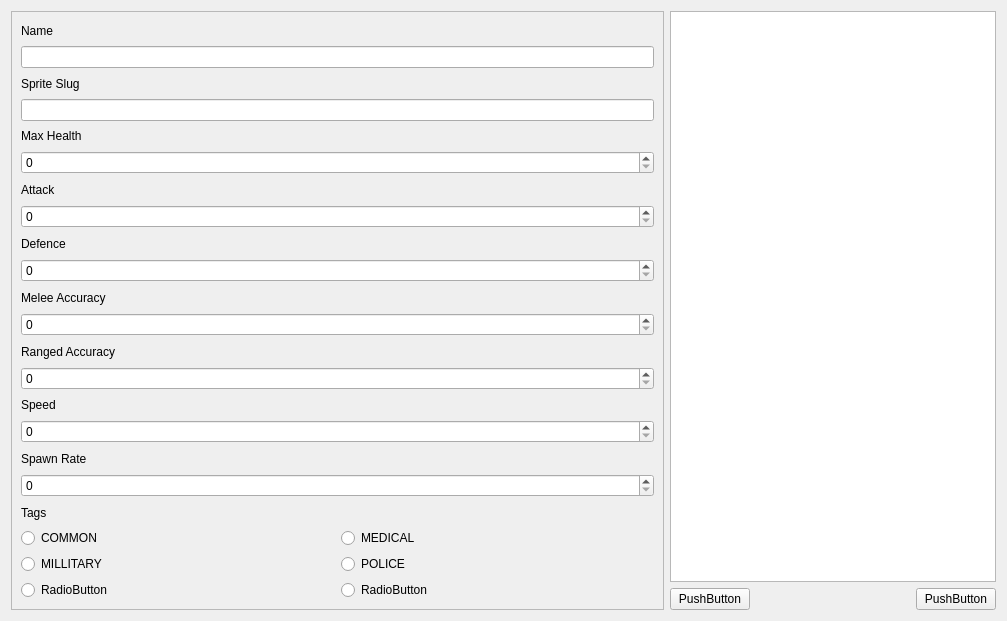
Boxfort/ZombieDataApp, file ui/tabenemies.ui: the form before one commit.
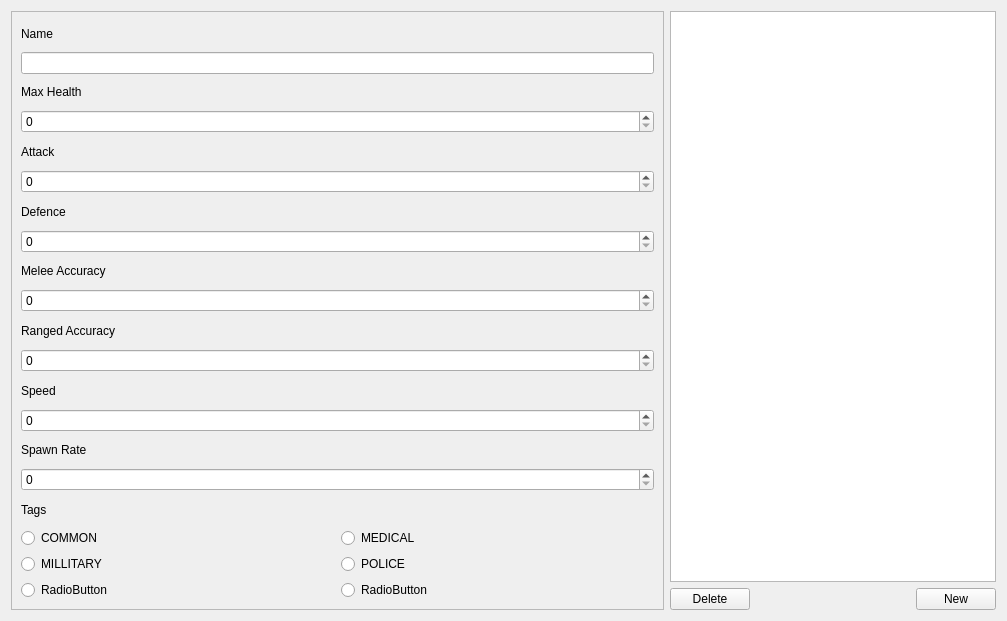
The form after the commit.

The edit to the form file:
```diff
--- a/ui/tabenemies.ui
+++ b/ui/tabenemies.ui
@@ -24,8 +24,8 @@
        <rect>
         <x>0</x>
         <y>0</y>
-        <width>639</width>
-        <height>617</height>
+        <width>653</width>
+        <height>601</height>
        </rect>
       </property>
       <layout class="QVBoxLayout" name="verticalLayout_8">
@@ -37,17 +37,7 @@
         </widget>
        </item>
        <item>
-        <widget class="QLineEdit" name="lineEdit"/>
-       </item>
-       <item>
-        <widget class="QLabel" name="label_17">
-         <property name="text">
-          <string>Sprite Slug</string>
-         </property>
-        </widget>
-       </item>
-       <item>
-        <widget class="QLineEdit" name="lineEdit_2"/>
+        <widget class="QLineEdit" name="text_enemy_name"/>
        </item>
        <item>
         <widget class="QLabel" name="label_19">
@@ -204,7 +194,7 @@
        <item>
         <widget class="QPushButton" name="pushButton_2">
          <property name="text">
-          <string>PushButton</string>
+          <string>Delete</string>
          </property>
         </widget>
        </item>
@@ -224,7 +214,7 @@
        <item>
         <widget class="QPushButton" name="pushButton">
          <property name="text">
-          <string>PushButton</string>
+          <string>New</string>
          </property>
         </widget>
        </item>
```
Left out of the diff: 20 changed lines with no effect on the pictures.
